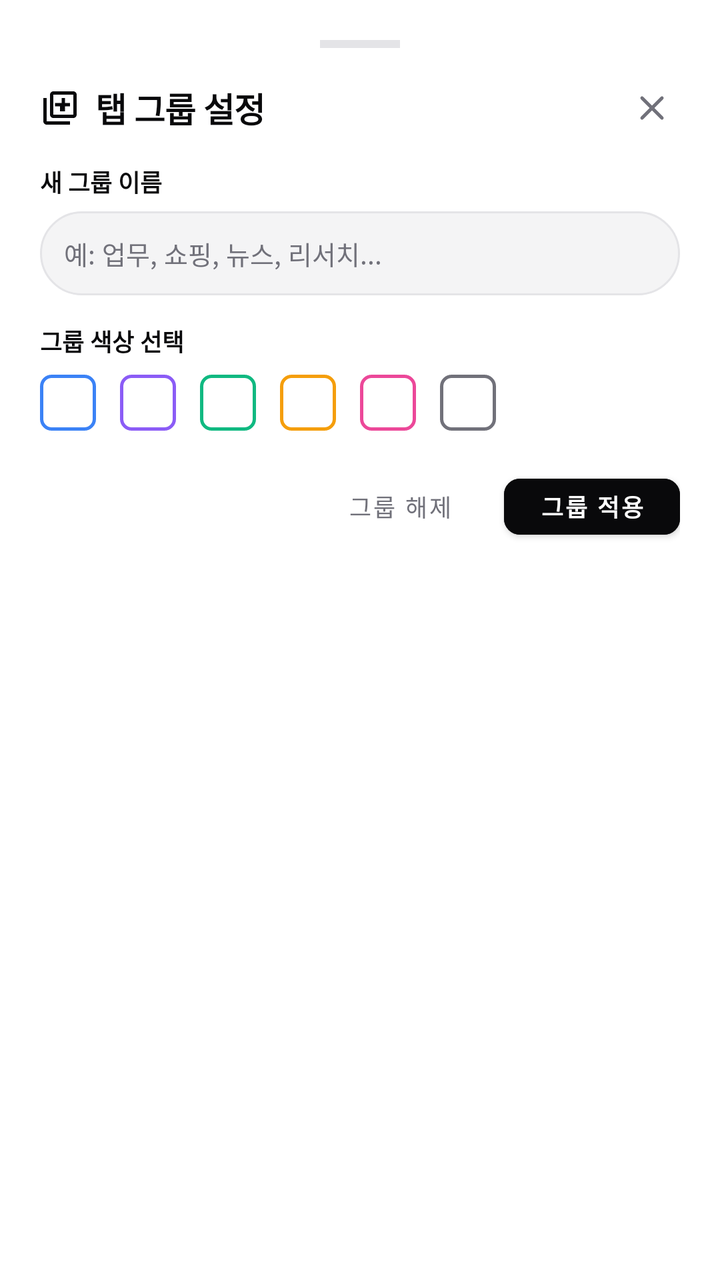
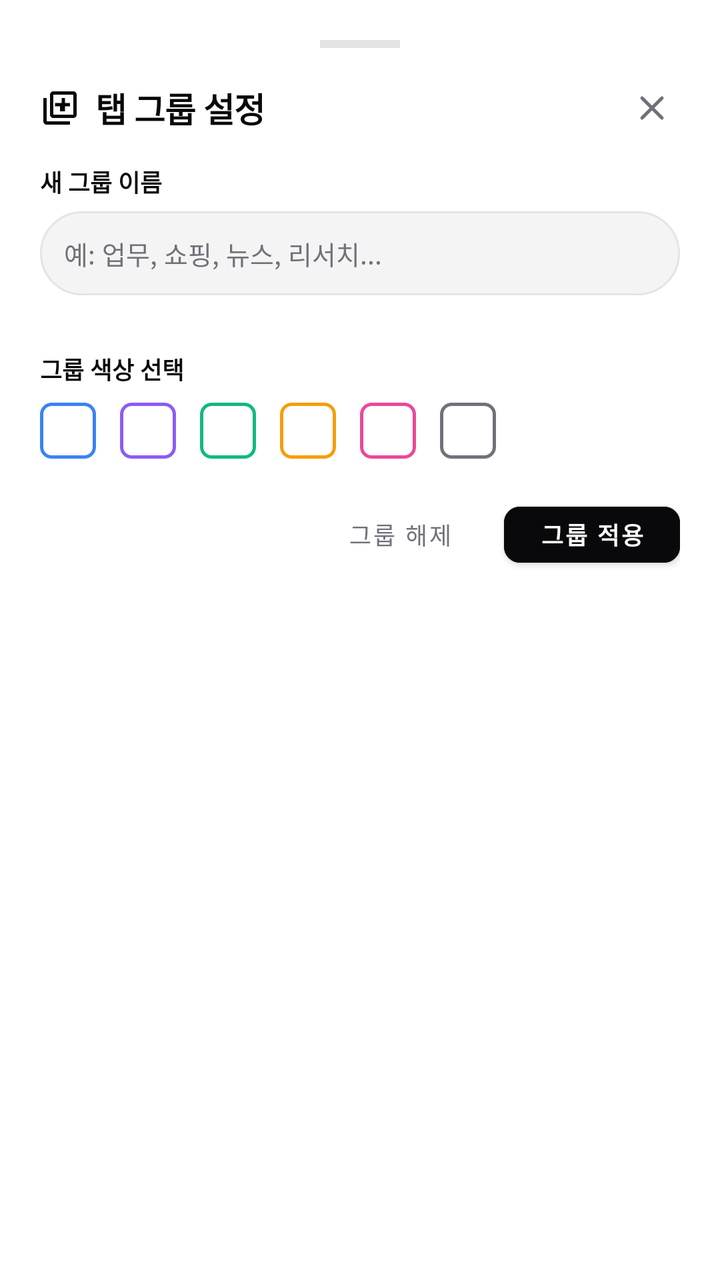

Two renders of the same Android screen: before a commit and after it. Below are the layout's source before the change and the commit's diff.
<!-- AndroidManifest.xml: application theme Theme.CreamAiHub -->
<!-- res/layout/dialog_group_picker.xml -->
<?xml version="1.0" encoding="utf-8"?>
<LinearLayout 
    xmlns:android="http://schemas.android.com/apk/res/android"
    xmlns:app="http://schemas.android.com/apk/res-auto"
    android:layout_width="match_parent"
    android:layout_height="wrap_content"
    android:orientation="vertical"
    android:padding="20dp"
    android:background="@drawable/bg_bottom_sheet">

    
    <View
        android:layout_width="40dp"
        android:layout_height="4dp"
        android:layout_gravity="center_horizontal"
        android:background="@color/border_gray"
        android:layout_marginBottom="16dp" />

    <LinearLayout
        android:layout_width="match_parent"
        android:layout_height="wrap_content"
        android:orientation="horizontal"
        android:gravity="center_vertical"
        android:layout_marginBottom="14dp">

        <ImageView
            android:layout_width="20dp"
            android:layout_height="20dp"
            android:src="@drawable/ic_group"
            app:tint="@color/primary_black"
            android:layout_marginEnd="8dp" />

        <TextView
            android:layout_width="0dp"
            android:layout_height="wrap_content"
            android:layout_weight="1"
            android:text="탭 그룹 설정"
            android:textSize="17sp"
            android:textStyle="bold"
            android:textColor="@color/primary_black"
            android:letterSpacing="-0.02" />

        <ImageView
            android:id="@+id/btnCloseGroupPicker"
            android:layout_width="28dp"
            android:layout_height="28dp"
            android:src="@drawable/ic_close"
            app:tint="@color/text_muted"
            android:padding="4dp"
            android:background="?attr/selectableItemBackgroundBorderless"
            android:contentDescription="Close" />
    </LinearLayout>

    <TextView
        android:layout_width="wrap_content"
        android:layout_height="wrap_content"
        android:text="새 그룹 이름"
        android:textSize="12sp"
        android:textStyle="bold"
        android:textColor="@color/primary_black"
        android:layout_marginBottom="6dp" />

    <EditText
        android:id="@+id/etGroupName"
        android:layout_width="match_parent"
        android:layout_height="42dp"
        android:hint="예: 업무, 쇼핑, 뉴스, 리서치..."
        android:textSize="13sp"
        android:textColor="@color/primary_black"
        android:textColorHint="@color/text_muted"
        android:paddingHorizontal="12dp"
        android:background="@drawable/bg_input_box"
        android:inputType="text"
        android:maxLines="1"
        android:layout_marginBottom="14dp" />

    <TextView
        android:layout_width="wrap_content"
        android:layout_height="wrap_content"
        android:text="그룹 색상 선택"
        android:textSize="12sp"
        android:textStyle="bold"
        android:textColor="@color/primary_black"
        android:layout_marginBottom="8dp" />

    <LinearLayout
        android:id="@+id/layoutColorPicker"
        android:layout_width="match_parent"
        android:layout_height="wrap_content"
        android:orientation="horizontal"
        android:gravity="center_vertical"
        android:layout_marginBottom="18dp">

        <View
            android:id="@+id/colorBlue"
            android:layout_width="28dp"
            android:layout_height="28dp"
            android:background="@drawable/bg_tab_counter"
            android:backgroundTint="#3B82F6"
            android:layout_marginEnd="12dp"
            android:clickable="true"
            android:focusable="true" />

        <View
            android:id="@+id/colorPurple"
            android:layout_width="28dp"
            android:layout_height="28dp"
            android:background="@drawable/bg_tab_counter"
            android:backgroundTint="#8B5CF6"
            android:layout_marginEnd="12dp"
            android:clickable="true"
            android:focusable="true" />

        <View
            android:id="@+id/colorGreen"
            android:layout_width="28dp"
            android:layout_height="28dp"
            android:background="@drawable/bg_tab_counter"
            android:backgroundTint="#10B981"
            android:layout_marginEnd="12dp"
            android:clickable="true"
            android:focusable="true" />

        <View
            android:id="@+id/colorOrange"
            android:layout_width="28dp"
            android:layout_height="28dp"
            android:background="@drawable/bg_tab_counter"
            android:backgroundTint="#F59E0B"
            android:layout_marginEnd="12dp"
            android:clickable="true"
            android:focusable="true" />

        <View
            android:id="@+id/colorPink"
            android:layout_width="28dp"
            android:layout_height="28dp"
            android:background="@drawable/bg_tab_counter"
            android:backgroundTint="#EC4899"
            android:layout_marginEnd="12dp"
            android:clickable="true"
            android:focusable="true" />

        <View
            android:id="@+id/colorGray"
            android:layout_width="28dp"
            android:layout_height="28dp"
            android:background="@drawable/bg_tab_counter"
            android:backgroundTint="#71717A"
            android:clickable="true"
            android:focusable="true" />
    </LinearLayout>

    <LinearLayout
        android:layout_width="match_parent"
        android:layout_height="wrap_content"
        android:orientation="horizontal"
        android:gravity="end">

        <Button
            android:id="@+id/btnRemoveFromGroup"
            android:layout_width="wrap_content"
            android:layout_height="40dp"
            android:text="그룹 해제"
            android:textSize="12sp"
            style="@style/Widget.MaterialComponents.Button.TextButton"
            android:textColor="@color/text_muted"
            android:layout_marginEnd="8dp" />

        <Button
            android:id="@+id/btnApplyGroup"
            android:layout_width="wrap_content"
            android:layout_height="40dp"
            android:text="그룹 적용"
            android:textSize="12sp"
            android:textStyle="bold"
            android:backgroundTint="@color/primary_black"
            android:textColor="@color/white"
            app:cornerRadius="8dp" />
    </LinearLayout>

</LinearLayout>
<!-- resources referenced by this layout -->
<resources>
  <color name="border_gray">#E4E4E7</color>
  <color name="primary_black">#09090B</color>
  <color name="text_muted">#71717A</color>
  <color name="white">#FFFFFF</color>
  <!-- drawable bg_bottom_sheet (drawable) -->
  <?xml version="1.0" encoding="utf-8"?>
  <shape xmlns:android="http://schemas.android.com/apk/res/android">
      <solid android:color="#FFFFFF" />
      <corners 
          android:topLeftRadius="28dp" 
          android:topRightRadius="28dp" 
          android:bottomLeftRadius="0dp" 
          android:bottomRightRadius="0dp" />
  </shape>
  <!-- drawable bg_input_box (drawable) -->
  <?xml version="1.0" encoding="utf-8"?>
  <shape xmlns:android="http://schemas.android.com/apk/res/android">
      <solid android:color="#F4F4F5" />
      <stroke android:width="1dp" android:color="#E4E4E7" />
      <corners android:radius="24dp" />
  </shape>
  <!-- drawable bg_tab_counter (drawable) -->
  <?xml version="1.0" encoding="utf-8"?>
  <shape xmlns:android="http://schemas.android.com/apk/res/android">
      <stroke android:width="1.8dp" android:color="@color/primary_black" />
      <corners android:radius="5dp" />
      <solid android:color="@android:color/transparent" />
  </shape>
  <!-- drawable ic_close (drawable) -->
  <vector xmlns:android="http://schemas.android.com/apk/res/android"
      android:width="24dp"
      android:height="24dp"
      android:viewportWidth="24"
      android:viewportHeight="24">
      <path
          android:strokeColor="#09090B"
          android:strokeWidth="2"
          android:strokeLineCap="round"
          android:strokeLineJoin="round"
          android:pathData="M18,6L6,18M6,6l12,12" />
  </vector>
  <!-- drawable ic_group (drawable) -->
  <vector xmlns:android="http://schemas.android.com/apk/res/android"
      android:width="24dp"
      android:height="24dp"
      android:viewportWidth="24"
      android:viewportHeight="24">
      <path
          android:fillColor="#000000"
          android:pathData="M4,6H2v14c0,1.1 0.9,2 2,2h14v-2H4V6zm16,-4H8c-1.1,0 -2,0.9 -2,2v12c0,1.1 0.9,2 2,2h12c1.1,0 2,-0.9 2,-2V4c0,-1.1 -0.9,-2 -2,-2zm0,14H8V4h12v12zm-7,-2h2v-3h3V9h-3V6h-2v3H9v2h3v3z" />
  </vector>
  <style name="Theme.CreamAiHub" parent="Theme.MaterialComponents.DayNight.NoActionBar">
          <item name="colorPrimary">@color/primary_black</item>
          <item name="colorPrimaryVariant">@color/secondary_dark</item>
          <item name="colorOnPrimary">@color/white</item>
          <item name="android:statusBarColor">@color/white</item>
          <item name="android:windowLightStatusBar">true</item>
      </style>
  <color name="secondary_dark">#27272A</color>
</resources>

<!-- the commit's change to res/layout/dialog_group_picker.xml (unified diff, before → after) -->
@@ -73,6 +73,19 @@
         android:inputType="text"
         android:maxLines="1"
         android:layout_marginBottom="14dp" />
+
+    <HorizontalScrollView
+        android:layout_width="match_parent"
+        android:layout_height="wrap_content"
+        android:scrollbars="none"
+        android:layout_marginBottom="14dp">
+
+        <LinearLayout
+            android:id="@+id/layoutGroupNamePresets"
+            android:layout_width="wrap_content"
+            android:layout_height="wrap_content"
+            android:orientation="horizontal" />
+    </HorizontalScrollView>
 
     <TextView
         android:layout_width="wrap_content"
